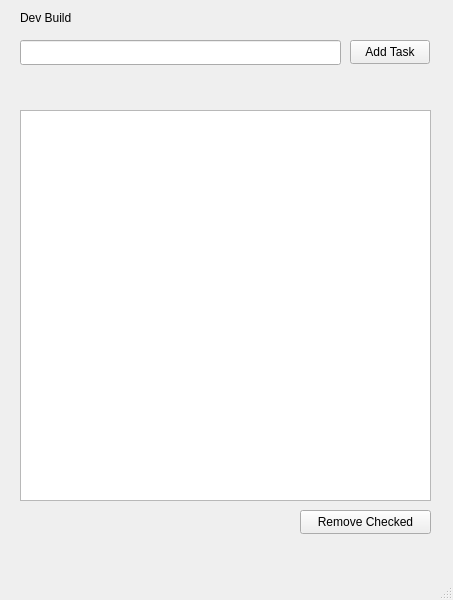
This is mainwindow.ui in NordinCoding/ToDoList as Qt 5 draws it before an edit. The edited form follows.
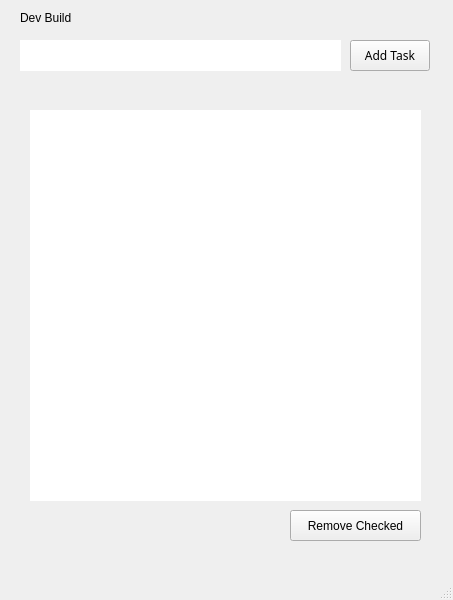
This is the edited form.

Patch:
```diff
--- a/mainwindow.ui
+++ b/mainwindow.ui
@@ -20,12 +20,18 @@
       <x>20</x>
       <y>40</y>
       <width>321</width>
-      <height>25</height>
+      <height>31</height>
      </rect>
     </property>
     <property name="autoFillBackground">
      <bool>false</bool>
     </property>
+    <property name="frame">
+     <bool>false</bool>
+    </property>
+    <property name="placeholderText">
+     <string/>
+    </property>
    </widget>
    <widget class="QPushButton" name="addTaskbtn_1">
     <property name="geometry">
@@ -33,9 +39,14 @@
       <x>350</x>
       <y>40</y>
       <width>80</width>
-      <height>24</height>
+      <height>31</height>
      </rect>
     </property>
+    <property name="font">
+     <font>
+      <family>Sylfaen</family>
+     </font>
+    </property>
     <property name="text">
      <string>Add Task</string>
     </property>
@@ -43,10 +54,10 @@
    <widget class="QPushButton" name="removeTaskbtn_1">
     <property name="geometry">
      <rect>
-      <x>300</x>
+      <x>290</x>
       <y>510</y>
       <width>131</width>
-      <height>24</height>
+      <height>31</height>
      </rect>
     </property>
     <property name="text">
@@ -56,12 +67,45 @@
    <widget class="QListWidget" name="listWidget">
     <property name="geometry">
      <rect>
-      <x>20</x>
+      <x>30</x>
       <y>110</y>
-      <width>411</width>
+      <width>391</width>
       <height>391</height>
      </rect>
     </property>
+    <property name="cursor" stdset="0">
+     <cursorShape>PointingHandCursor</cursorShape>
+    </property>
+    <property name="frameShape">
+     <enum>QFrame::Shape::NoFrame</enum>
+    </property>
+    <property name="frameShadow">
+     <enum>QFrame::Shadow::Plain</enum>
+    </property>
+    <property name="lineWidth">
+     <number>5</number>
+    </property>
+    <property name="midLineWidth">
+     <number>5</number>
+    </property>
+    <property name="editTriggers">
+     <set>QAbstractItemView::EditTrigger::DoubleClicked|QAbstractItemView::EditTrigger::EditKeyPressed</set>
+    </property>
+    <property name="movement">
+     <enum>QListView::Movement::Static</enum>
+    </property>
+    <property name="isWrapping" stdset="0">
+     <bool>false</bool>
+    </property>
+    <property name="resizeMode">
+     <enum>QListView::ResizeMode::Fixed</enum>
+    </property>
+    <property name="layoutMode">
+     <enum>QListView::LayoutMode::SinglePass</enum>
+    </property>
+    <property name="wordWrap">
+     <bool>false</bool>
+    </property>
    </widget>
    <widget class="QLabel" name="label">
     <property name="geometry">
```
Left out of the diff: 10 changed lines with no effect on the pictures.
